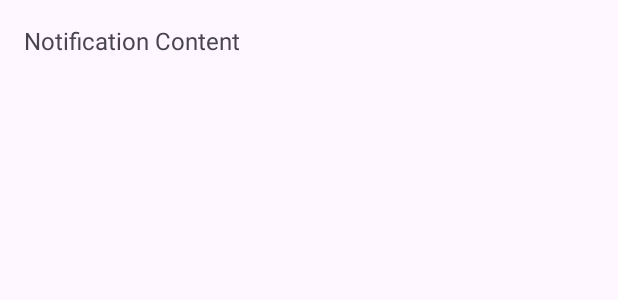
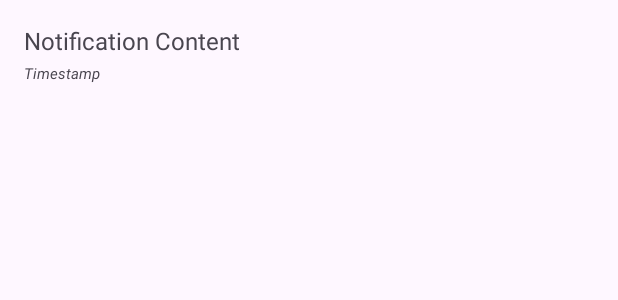
Before and after one commit to blue032/ABO, an Android app: the layout notification_item.xml on its own in the app's theme, with its tools: preview values and no code run, on a phone screen of 412 x 824 dp. Shown: the top 300 px of the screen. Run offline under Robolectric (Android 15) with nearby library versions, the phone set to English and light mode, and no system bars.

Commit message:
알림 시간 표시

```diff
--- a/app/src/main/res/layout/notification_item.xml
+++ b/app/src/main/res/layout/notification_item.xml
@@ -4,7 +4,6 @@
     android:layout_height="wrap_content"
     android:orientation="vertical"
     android:padding="16dp">
-
 
     <TextView
         android:id="@+id/notificationContent"
@@ -13,4 +12,13 @@
         android:text="Notification Content"
         android:textSize="16sp"
         android:textStyle="normal" />
+
+    <TextView
+        android:id="@+id/notificationTimestamp"
+        android:layout_width="match_parent"
+        android:layout_height="wrap_content"
+        android:text="Timestamp"
+        android:textSize="10sp"
+        android:textStyle="italic"
+        android:paddingTop="4dp"/>
 </LinearLayout>
```
Also changed, not shown: app/src/main/java/com/example/myapplication/NotificationAdapter.java (+19 -8 lines).
